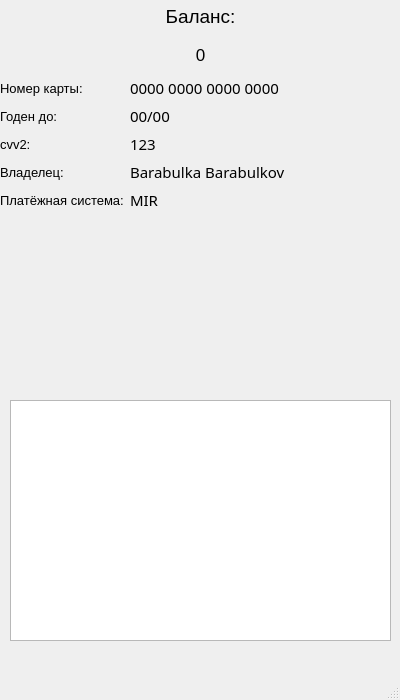
Old version of the form ui/personal_cabinet.ui in the repository koluiree/Bank_System.
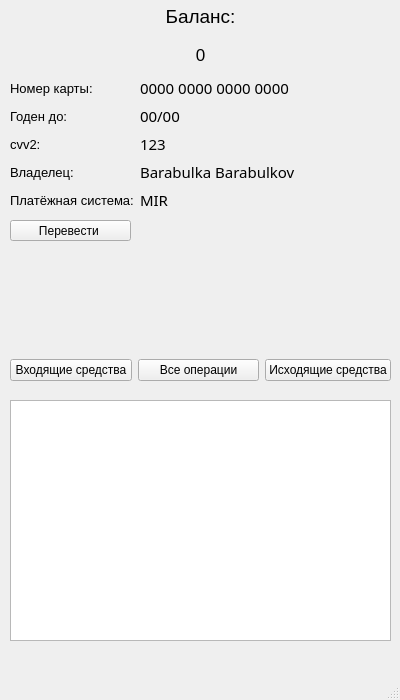
New version of the form.

Commit message: transactions table works, transfer window added

```diff
--- a/ui/personal_cabinet.ui
+++ b/ui/personal_cabinet.ui
@@ -35,9 +35,9 @@
    <widget class="QWidget" name="verticalLayoutWidget">
     <property name="geometry">
      <rect>
-      <x>0</x>
+      <x>10</x>
       <y>0</y>
-      <width>401</width>
+      <width>381</width>
       <height>211</height>
      </rect>
     </property>
@@ -249,6 +249,52 @@
      <bool>true</bool>
     </attribute>
    </widget>
+   <widget class="QWidget" name="horizontalLayoutWidget">
+    <property name="geometry">
+     <rect>
+      <x>10</x>
+      <y>350</y>
+      <width>381</width>
+      <height>41</height>
+     </rect>
+    </property>
+    <layout class="QHBoxLayout" name="horizontalLayout">
+     <item>
+      <widget class="QPushButton" name="incoming_button">
+       <property name="text">
+        <string>Входящие средства</string>
+       </property>
+      </widget>
+     </item>
+     <item>
+      <widget class="QPushButton" name="all_button">
+       <property name="text">
+        <string>Все операции</string>
+       </property>
+      </widget>
+     </item>
+     <item>
+      <widget class="QPushButton" name="outcoming_button">
+       <property name="text">
+        <string>Исходящие средства</string>
+       </property>
+      </widget>
+     </item>
+    </layout>
+   </widget>
+   <widget class="QPushButton" name="transfer_button">
+    <property name="geometry">
+     <rect>
+      <x>10</x>
+      <y>220</y>
+      <width>121</width>
+      <height>21</height>
+     </rect>
+    </property>
+    <property name="text">
+     <string>Перевести </string>
+    </property>
+   </widget>
   </widget>
   <widget class="QMenuBar" name="menubar">
    <property name="geometry">
```
The commit also changes 5 other files.
